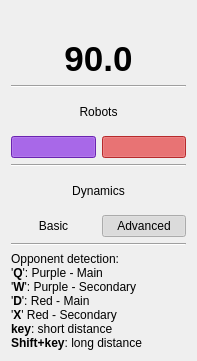
alberthier/bhware, file bhbot/tools/simulator/mainbar.ui: the form before one commit.
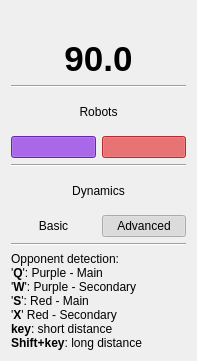
The form after the commit.

Commit message: simulator: Fix UI help

```diff
--- a/bhbot/tools/simulator/mainbar.ui
+++ b/bhbot/tools/simulator/mainbar.ui
@@ -409,7 +409,7 @@
 &lt;p style=&quot; margin-top:0px; margin-bottom:0px; margin-left:0px; margin-right:0px; -qt-block-indent:0; text-indent:0px;&quot;&gt;&lt;span style=&quot; font-size:9pt;&quot;&gt;Opponent detection:&lt;/span&gt;&lt;/p&gt;
 &lt;p style=&quot; margin-top:0px; margin-bottom:0px; margin-left:0px; margin-right:0px; -qt-block-indent:0; text-indent:0px;&quot;&gt;&lt;span style=&quot; font-size:9pt;&quot;&gt;'&lt;/span&gt;&lt;span style=&quot; font-size:9pt; font-weight:600;&quot;&gt;Q&lt;/span&gt;&lt;span style=&quot; font-size:9pt;&quot;&gt;': Purple - Main&lt;/span&gt;&lt;/p&gt;
 &lt;p style=&quot; margin-top:0px; margin-bottom:0px; margin-left:0px; margin-right:0px; -qt-block-indent:0; text-indent:0px;&quot;&gt;&lt;span style=&quot; font-size:9pt;&quot;&gt;'&lt;/span&gt;&lt;span style=&quot; font-size:9pt; font-weight:600;&quot;&gt;W&lt;/span&gt;&lt;span style=&quot; font-size:9pt;&quot;&gt;': Purple - Secondary&lt;/span&gt;&lt;/p&gt;
-&lt;p style=&quot; margin-top:0px; margin-bottom:0px; margin-left:0px; margin-right:0px; -qt-block-indent:0; text-indent:0px;&quot;&gt;&lt;span style=&quot; font-size:9pt;&quot;&gt;'&lt;/span&gt;&lt;span style=&quot; font-size:9pt; font-weight:600;&quot;&gt;D&lt;/span&gt;&lt;span style=&quot; font-size:9pt;&quot;&gt;': Red - Main&lt;/span&gt;&lt;/p&gt;
+&lt;p style=&quot; margin-top:0px; margin-bottom:0px; margin-left:0px; margin-right:0px; -qt-block-indent:0; text-indent:0px;&quot;&gt;&lt;span style=&quot; font-size:9pt;&quot;&gt;'&lt;/span&gt;&lt;span style=&quot; font-size:9pt; font-weight:600;&quot;&gt;S&lt;/span&gt;&lt;span style=&quot; font-size:9pt;&quot;&gt;': Red - Main&lt;/span&gt;&lt;/p&gt;
 &lt;p style=&quot; margin-top:0px; margin-bottom:0px; margin-left:0px; margin-right:0px; -qt-block-indent:0; text-indent:0px;&quot;&gt;&lt;span style=&quot; font-size:9pt;&quot;&gt;'&lt;/span&gt;&lt;span style=&quot; font-size:9pt; font-weight:600;&quot;&gt;X&lt;/span&gt;&lt;span style=&quot; font-size:9pt;&quot;&gt;' Red - Secondary&lt;/span&gt;&lt;/p&gt;
 &lt;p style=&quot; margin-top:0px; margin-bottom:0px; margin-left:0px; margin-right:0px; -qt-block-indent:0; text-indent:0px;&quot;&gt;&lt;span style=&quot; font-size:9pt; font-weight:600;&quot;&gt;key&lt;/span&gt;&lt;span style=&quot; font-size:9pt;&quot;&gt;: short distance&lt;/span&gt;&lt;/p&gt;
 &lt;p style=&quot; margin-top:0px; margin-bottom:0px; margin-left:0px; margin-right:0px; -qt-block-indent:0; text-indent:0px;&quot;&gt;&lt;span style=&quot; font-size:9pt; font-weight:600;&quot;&gt;Shift+key&lt;/span&gt;&lt;span style=&quot; font-size:9pt;&quot;&gt;: long distance&lt;/span&gt;&lt;/p&gt;&lt;/body&gt;&lt;/html&gt;</string>
```
